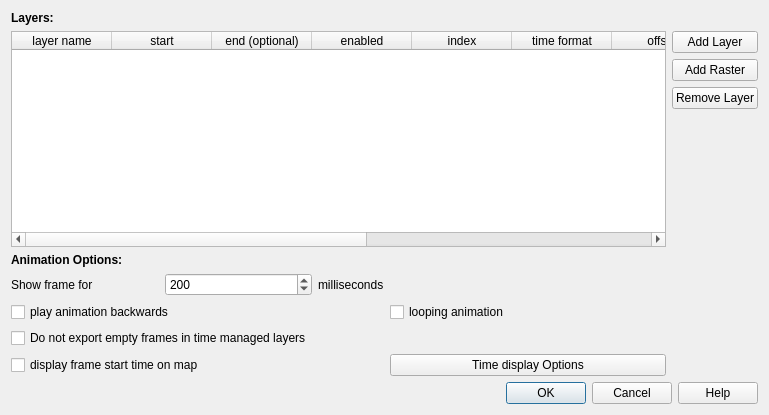
Before: the Qt Designer form options.ui in anitagraser/TimeManager, drawn with Qt 5.
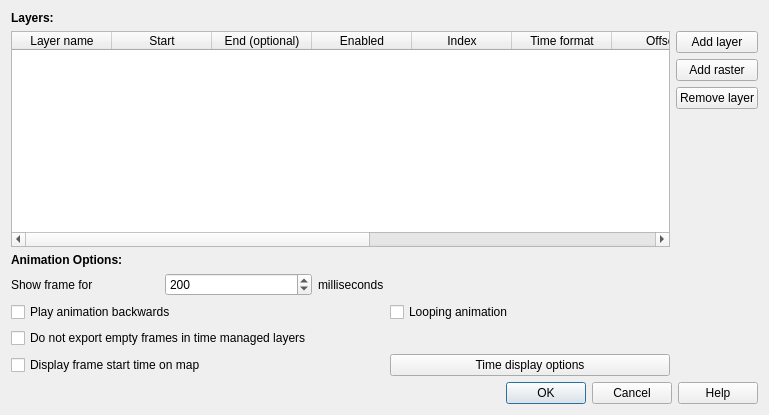
After: the same form once the commit is applied.

Commit message: HIG consistency cleanups to settings window

What changed in the file:
```diff
--- a/options.ui
+++ b/options.ui
@@ -19,7 +19,7 @@
      <item row="3" column="1">
       <widget class="QPushButton" name="pushButtonRemove">
        <property name="text">
-        <string>Remove Layer</string>
+        <string>Remove layer</string>
        </property>
       </widget>
      </item>
@@ -39,7 +39,7 @@
      <item row="1" column="1">
       <widget class="QPushButton" name="pushButtonAddVector">
        <property name="text">
-        <string>Add Layer</string>
+        <string>Add layer</string>
        </property>
       </widget>
      </item>
@@ -56,57 +56,57 @@
        </property>
        <column>
         <property name="text">
-         <string>layer name</string>
+         <string>Layer name</string>
         </property>
        </column>
        <column>
         <property name="text">
-         <string>start</string>
+         <string>Start</string>
         </property>
        </column>
        <column>
         <property name="text">
-         <string>end (optional)</string>
+         <string>End (optional)</string>
         </property>
        </column>
        <column>
         <property name="text">
-         <string>enabled</string>
+         <string>Enabled</string>
         </property>
        </column>
        <column>
         <property name="text">
-         <string>index</string>
+         <string>Index</string>
         </property>
        </column>
        <column>
         <property name="text">
-         <string>time format</string>
+         <string>Time format</string>
         </property>
        </column>
        <column>
         <property name="text">
-         <string>offset</string>
+         <string>Offset</string>
         </property>
        </column>
        <column>
         <property name="text">
-         <string>interpolation</string>
+         <string>Interpolation</string>
         </property>
        </column>
        <column>
         <property name="text">
-         <string>id</string>
+         <string>ID</string>
         </property>
        </column>
        <column>
         <property name="text">
-         <string>interp. mode</string>
+         <string>Interp. mode</string>
         </property>
        </column>
        <column>
         <property name="text">
-         <string>ignore for detect empty</string>
+         <string>Ignore for detect empty</string>
         </property>
        </column>
       </widget>
@@ -169,7 +169,7 @@
        <item row="1" column="0" colspan="3">
         <widget class="QCheckBox" name="checkBoxBackwards">
          <property name="text">
-          <string>play animation backwards </string>
+          <string>Play animation backwards </string>
          </property>
         </widget>
        </item>
@@ -189,21 +189,21 @@
        <item row="3" column="0" colspan="3">
         <widget class="QCheckBox" name="checkBoxLabel">
          <property name="text">
-          <string>display frame start time on map</string>
+          <string>Display frame start time on map</string>
          </property>
         </widget>
        </item>
        <item row="1" column="3">
         <widget class="QCheckBox" name="checkBoxLoop">
          <property name="text">
-          <string>looping animation</string>
+          <string>Looping animation</string>
          </property>
         </widget>
        </item>
        <item row="3" column="3">
         <widget class="QPushButton" name="show_label_options_button">
          <property name="text">
-          <string>Time display Options</string>
+          <string>Time display options</string>
          </property>
         </widget>
        </item>
@@ -219,7 +219,7 @@
      <item row="2" column="1">
       <widget class="QPushButton" name="pushButtonAddRaster">
        <property name="text">
-        <string>Add Raster</string>
+        <string>Add raster</string>
        </property>
       </widget>
      </item>
```
The commit also changes 1 other file.
